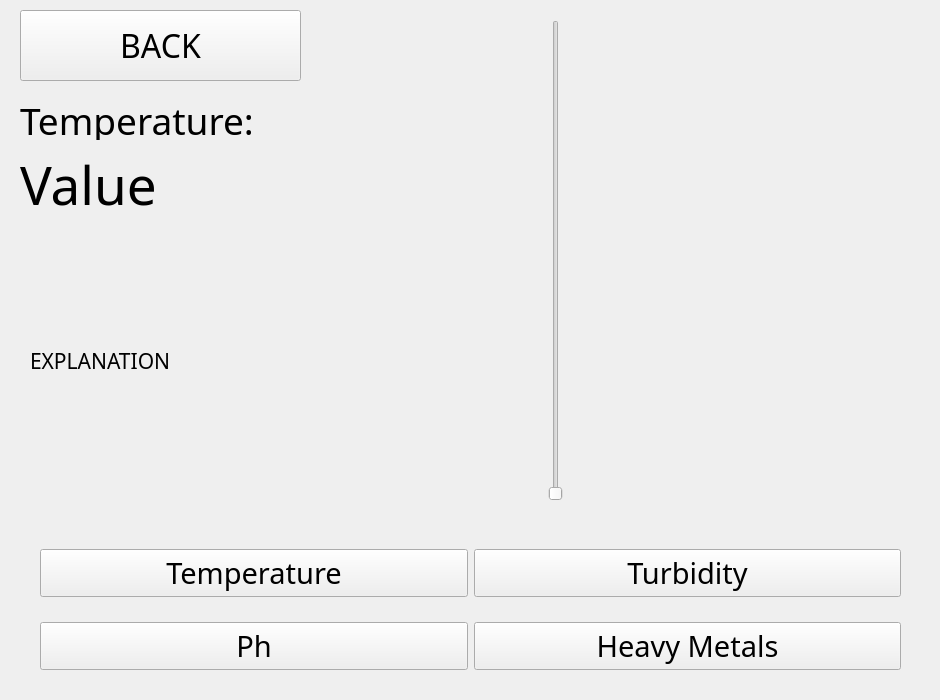
This is QtDesignerFiles/Simulation.ui in hayrayl/AquaQuestSoftware as Qt 5 draws it before an edit. The edited form follows.
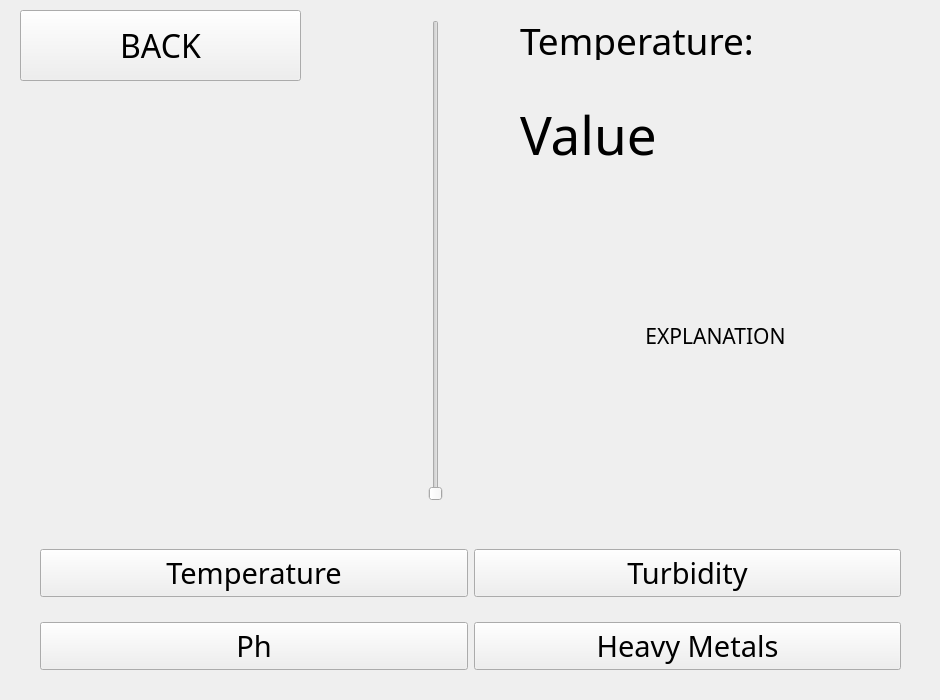
This is the edited form.

Diff of the .ui file:
```diff
--- a/QtDesignerFiles/Simulation.ui
+++ b/QtDesignerFiles/Simulation.ui
@@ -49,7 +49,7 @@
   <widget class="QSlider" name="sim_slider">
    <property name="geometry">
     <rect>
-     <x>470</x>
+     <x>350</x>
      <y>20</y>
      <width>171</width>
      <height>481</height>
@@ -76,8 +76,8 @@
   <widget class="QLabel" name="label_S_sliderValue">
    <property name="geometry">
     <rect>
-     <x>20</x>
-     <y>150</y>
+     <x>520</x>
+     <y>100</y>
      <width>331</width>
      <height>69</height>
     </rect>
@@ -95,8 +95,8 @@
   <widget class="QLabel" name="label_S_CurrentSimulating">
    <property name="geometry">
     <rect>
-     <x>20</x>
-     <y>100</y>
+     <x>520</x>
+     <y>20</y>
      <width>381</width>
      <height>40</height>
     </rect>
@@ -114,10 +114,10 @@
   <widget class="QLabel" name="label_S_explanation">
    <property name="geometry">
     <rect>
-     <x>30</x>
-     <y>240</y>
-     <width>401</width>
-     <height>241</height>
+     <x>520</x>
+     <y>200</y>
+     <width>391</width>
+     <height>271</height>
     </rect>
    </property>
    <property name="font">
@@ -129,6 +129,12 @@
    <property name="text">
     <string>EXPLANATION</string>
    </property>
+   <property name="alignment">
+    <set>Qt::AlignCenter</set>
+   </property>
+   <property name="wordWrap">
+    <bool>false</bool>
+   </property>
   </widget>
   <widget class="QWidget" name="layoutWidget">
    <property name="geometry">
@@ -218,6 +224,22 @@
     <bool>false</bool>
    </property>
   </widget>
+  <widget class="QLabel" name="archie">
+   <property name="geometry">
+    <rect>
+     <x>0</x>
+     <y>100</y>
+     <width>400</width>
+     <height>400</height>
+    </rect>
+   </property>
+   <property name="text">
+    <string/>
+   </property>
+   <property name="scaledContents">
+    <bool>false</bool>
+   </property>
+  </widget>
   <zorder>background</zorder>
   <zorder>pushButton_back</zorder>
   <zorder>sim_slider</zorder>
```
Left out of the diff: 1 changed line with no effect on the pictures.
